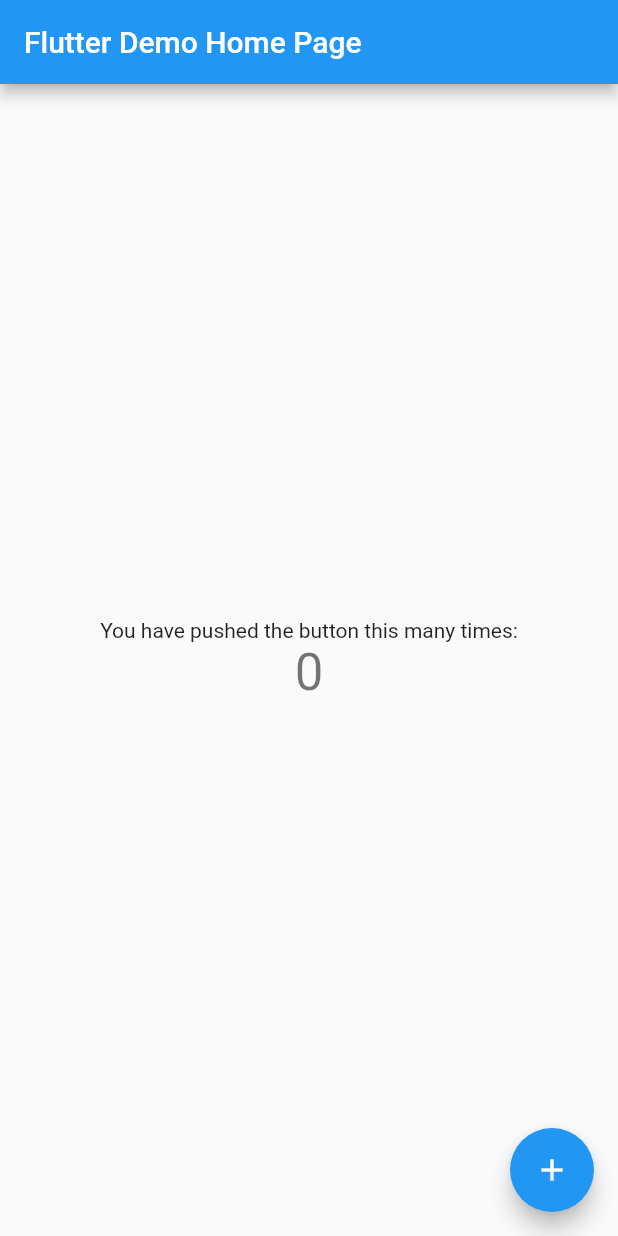
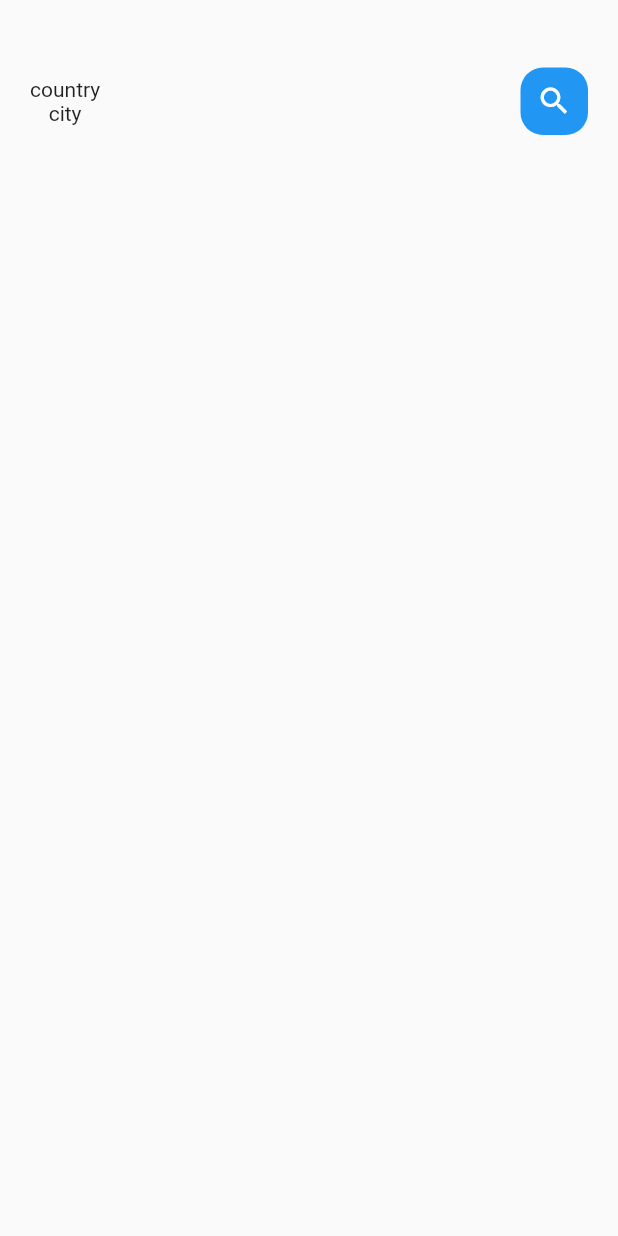
Before and after one commit to brianmwirigi/flutter-app, a Flutter app: the screen it shows after launch, on a phone screen of 412 x 824 dp. Run offline on Flutter 3.47's test engine with Material 2 defaults, Android fonts, the phone set to English and light mode, and no system bars.

Commit message:
home page

```diff
--- /dev/null
+++ b/lib/home/main_animal_page.dart
@@ -0,0 +1,51 @@
+import 'package:flutter/cupertino.dart';
+import 'package:flutter/material.dart';
+
+class mainAnimalPage extends StatefulWidget {
+  const mainAnimalPage({Key? key}) : super(key: key);
+
+  @override
+  State<mainAnimalPage> createState() => _mainAnimalPageState();
+}
+
+class _mainAnimalPageState extends State<mainAnimalPage> {
+  @override
+  Widget build(BuildContext context) {
+    return Scaffold(
+      body: Column(
+        children: [
+          Container(
+
+            child: Container(
+              margin: EdgeInsets.only(top: 45, bottom: 15),
+              padding: EdgeInsets.only(left: 20, right: 20),
+              child: Row(
+                mainAxisAlignment: MainAxisAlignment.spaceBetween,
+                children: [
+                  Column(
+                    children: [
+                      Text('country'),
+                      Text("city")
+                    ],
+                  ),
+                  Center(
+                  child: Container(
+                      width: 45,
+                      height: 45,
+                      child: Icon(Icons.search, color:Colors.white),
+                      decoration: BoxDecoration(
+                        borderRadius: BorderRadius.circular(15),
+                        color: Colors.blue,
+
+                      )
+                  )
+                  )
+                ],
+              ),
+            ),
+          )
+        ],
+      ),
+    );
+  }
+}
--- a/lib/main.dart
+++ b/lib/main.dart
@@ -1,3 +1,4 @@
+import 'package:firstapp/home/main_animal_page.dart';
 import 'package:flutter/material.dart';
 
 void main() {
@@ -11,6 +12,7 @@ class MyApp extends StatelessWidget {
   @override
   Widget build(BuildContext context) {
     return MaterialApp(
+      debugShowCheckedModeBanner: false,
       title: 'Flutter Demo',
       theme: ThemeData(
         // This is the theme of your application.
@@ -24,7 +26,7 @@ class MyApp extends StatelessWidget {
         // is not restarted.
         primarySwatch: Colors.blue,
       ),
-      home: const MyHomePage(title: 'Flutter Demo Home Page'),
+      home: mainAnimalPage(),
     );
   }
 }
--- /dev/null
+++ b/lib/widgets/big_text.dart
@@ -0,0 +1,8 @@
+class  extends StatelessWidget {
+  const ({Key? key}) : super(key: key);
+
+  @override
+  Widget build(BuildContext context) {
+    return Container();
+  }
+}
```
